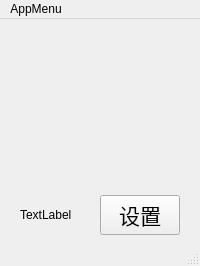
Qt form src/ui/mainwindow.ui (CopyPlusPlus/CopyPlusPlus-Qt) before a commit.
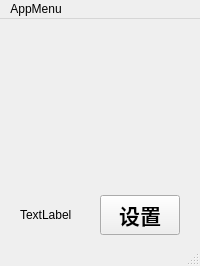
The same form after that commit. Custom widgets are drawn as their Qt base class.

The edit to the form file:
```diff
--- a/src/ui/mainwindow.ui
+++ b/src/ui/mainwindow.ui
@@ -105,6 +105,7 @@
          <property name="font">
           <font>
            <pointsize>16</pointsize>
+           <bold>true</bold>
           </font>
          </property>
          <property name="text">
```
